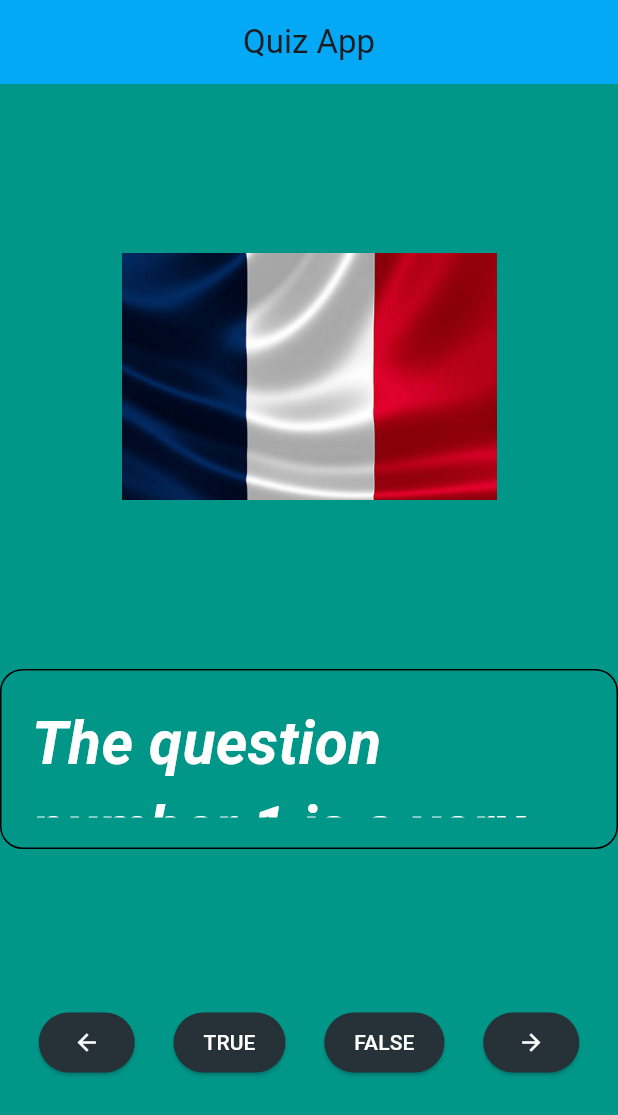
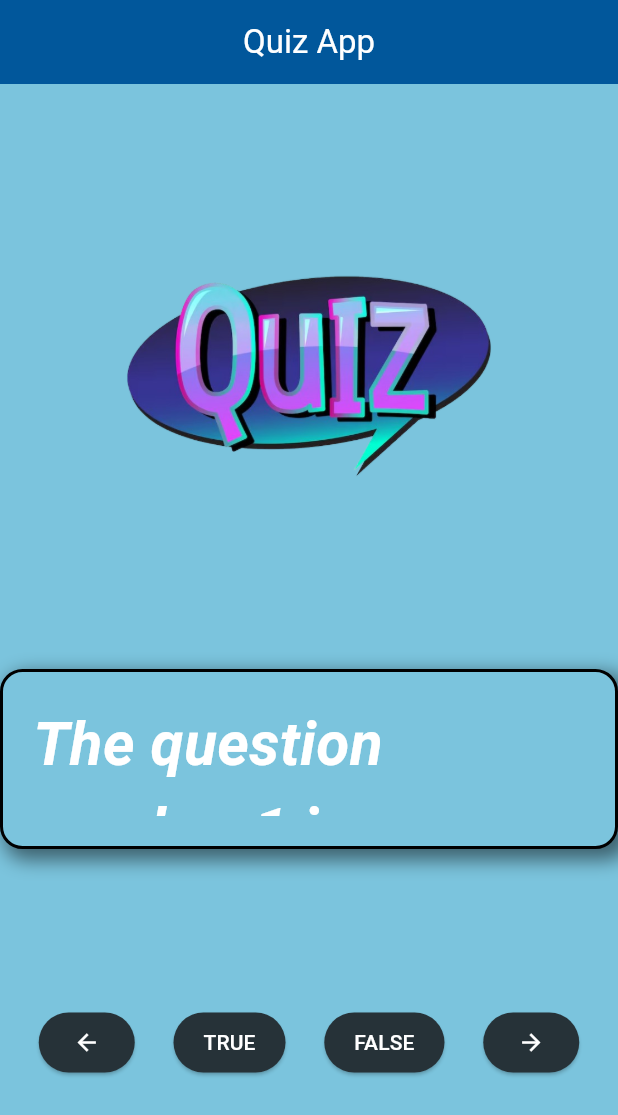
Before and after one commit to Nolan405/BUT2_Flutter, a Flutter app: the screen it shows after launch, on a phone screen of 412 x 824 dp. Shown: the top 1115 px of the screen. Run offline on Flutter 3.47's test engine with Material 3 defaults, Android fonts, the phone set to English and light mode, and no system bars.

Commit message:
avancemment tp1

```diff
--- a/td_1/lib/UI/home.dart
+++ b/td_1/lib/UI/home.dart
@@ -1,25 +1,11 @@
 import 'package:flutter/material.dart';
-import 'ButtonStyle.dart';
+import 'myButtons.dart';
 import '../model/question.dart';
 
-class MyWidget extends StatelessWidget{
+class MyWidget extends StatefulWidget {
   final Color color;
   final double textSize;
   final ButtonStyle? btnStyle;
-  final int _currentQuestion = 0;
-  static final List<Question> _questions = [
-    Question.name("The question number 1 is a "
-        "very long question and her answer is true.", true, "flag.png"),
-    Question.name("The question number 2 is true again.", true,
-        "img.png"),
-    Question.name("The question number 3 is false.", false, "img.png"),
-    Question.name("The question number 4 is false again.", false,
-        "flag.png"),
-    Question.name("The question number 5 is true.", true, "flag.png"),
-    Question.name("The question number 6 is true again.", true,
-        "img.png"),
-  ];
-
   const MyWidget({
     super.key,
     required this.color,
@@ -27,26 +13,59 @@ class MyWidget extends StatelessWidget{
     this.btnStyle,
   });
   @override
+  State<MyWidget> createState() => _MyWidgetState();
+}
+
+class _MyWidgetState extends State<MyWidget> {
+  int _currentQuestion = 0;
+  static final List<Question> _questions = [
+    Question.name("The question number 1 is a "
+        "very long question and her answer is true.", true, "quiz.png"),
+    Question.name("The question number 2 is true again.", true,
+        "quiz.png"),
+    Question.name("The question number 3 is false.", false, "quiz.png"),
+    Question.name("The question number 4 is false again.", false,
+        "quiz.png"),
+    Question.name("The question number 5 is true.", true, "quiz.png"),
+    Question.name("The question number 6 is true again.", true,
+        "quiz.png"),
+  ];
+
+  @override
   Widget build(BuildContext context) {
     return Scaffold(
         appBar: AppBar(
-          title: const Text("Quiz App"),
+          title: const Text(
+              "Quiz App",
+              style: TextStyle(
+                color: Colors.white,
+              ),
+          ),
           centerTitle: true,
-          backgroundColor: Colors.lightBlue,
+          backgroundColor: Colors.lightBlue[900],
         ),
-        backgroundColor: color,
+        backgroundColor: widget.color,
         body: Center(
             child: Column(
               mainAxisAlignment: MainAxisAlignment.spaceEvenly,
               children:[
-                Image.asset("img/flag.png",width: 250,height: 180,),
+                Image.asset("img/quiz.png",width: 250,height: 180,),
                 Container(
                     decoration: BoxDecoration(
-                        color: Colors.transparent,
-                        borderRadius: BorderRadius.circular(15),
+                        color: widget.color,
+                       borderRadius: BorderRadius.circular(15),
                         border: Border.all(
-                            color: Colors.black,style: BorderStyle.solid
-                        )
+                          color: Colors.black,
+                          width: 2,
+                        ),
+                        boxShadow: [
+                          BoxShadow(
+                            color: Colors.black.withOpacity(0.5),
+                            spreadRadius: 2,
+                            blurRadius: 10,
+                            offset: const Offset(5, 5),
+                          ),
+                        ],
                     ),
                     height:120.0,
                     child: Padding(
@@ -58,7 +77,7 @@ class MyWidget extends StatelessWidget{
                             color: Colors.white,
                             fontWeight: FontWeight.bold,
                             fontStyle: FontStyle.italic,
-                            fontSize: textSize,
+                            fontSize: widget.textSize,
                           ),
                         )
                     )
@@ -70,11 +89,11 @@ class MyWidget extends StatelessWidget{
                         style: myButtonStyle,
                         child: const Icon(Icons.arrow_back, color:
                         Colors.white,),),
-                      ElevatedButton(onPressed: ()=> _checkAnswer(true),
+                      ElevatedButton(onPressed: ()=> _checkAnswer(true, context),
                         style: myButtonStyle,
                         child: const Text("TRUE",style: TextStyle(color:
                         Colors.white)),),
-                      ElevatedButton(onPressed: ()=> _checkAnswer(false),
+                      ElevatedButton(onPressed: ()=> _checkAnswer(false, context),
                         style: myButtonStyle,
                         child: const Text("FALSE",style: TextStyle(color:
                         Colors.white)),),
@@ -88,4 +107,51 @@ class MyWidget extends StatelessWidget{
         )
     );
   }
+
+  void _previousQuestion() {
+    setState(() {
+      _currentQuestion = (_currentQuestion-1)%_questions.length;
+    });
+  }
+
+  void _nextQuestion() {
+    setState(() {
+      _currentQuestion = (_currentQuestion+1)%_questions.length;
+    });
+  }
+
+  void _checkAnswer(bool choice, BuildContext context) {
+    if (choice == _questions[_currentQuestion].isCorrect){
+      debugPrint("good");
+      const mySnackBar = SnackBar(
+        content: Text("GOOD ANSWER!!!",style: TextStyle(fontSize: 20)),
+        duration: Duration(milliseconds: 500),
+        backgroundColor: Colors.lightGreen,
+        width: 180.0,
+        padding: EdgeInsets.symmetric(
+          horizontal: 8.0,
+        ),
+        behavior: SnackBarBehavior.floating,
+        shape: RoundedRectangleBorder(
+          borderRadius: BorderRadius.all(Radius.circular(20)),
+        ),);
+      ScaffoldMessenger.of(context).showSnackBar(mySnackBar);
+    } else{
+      debugPrint("bad");
+      const mySnackBar = SnackBar(
+          content: Text("BAD ANSWER!!!",style: TextStyle(fontSize: 20),),
+          duration: Duration(milliseconds: 500),
+          backgroundColor: Colors.red,
+          width: 180.0,
+        padding: EdgeInsets.symmetric(
+          horizontal: 8.0,
+        ),
+        behavior: SnackBarBehavior.floating,
+        shape: RoundedRectangleBorder(
+          borderRadius: BorderRadius.all(Radius.circular(20)),
+        ),);
+      ScaffoldMessenger.of(context).showSnackBar(mySnackBar);
+    }
+    _nextQuestion();
+  }
 }
--- a/td_1/lib/main.dart
+++ b/td_1/lib/main.dart
@@ -1,4 +1,3 @@
-import 'package:flutter/cupertino.dart';
 import 'package:flutter/material.dart';
 
 import 'UI/home.dart';
@@ -6,9 +5,9 @@ import 'UI/home.dart';
 void main() {
   runApp(const MaterialApp(
       debugShowCheckedModeBanner: false,
-      title: "Application Quizz",
+      title: "Application Quiz",
       home: MyWidget(
-          color: Colors.teal,
+          color: Color(0xFF7BC4DD),
           textSize: 40.0)
   ));
 }
```
Also changed, not shown: td_1/img/quiz.png (added), td_1/lib/UI/myButtons.dart (renamed from td_1/lib/UI/ButtonStyle.dart).
